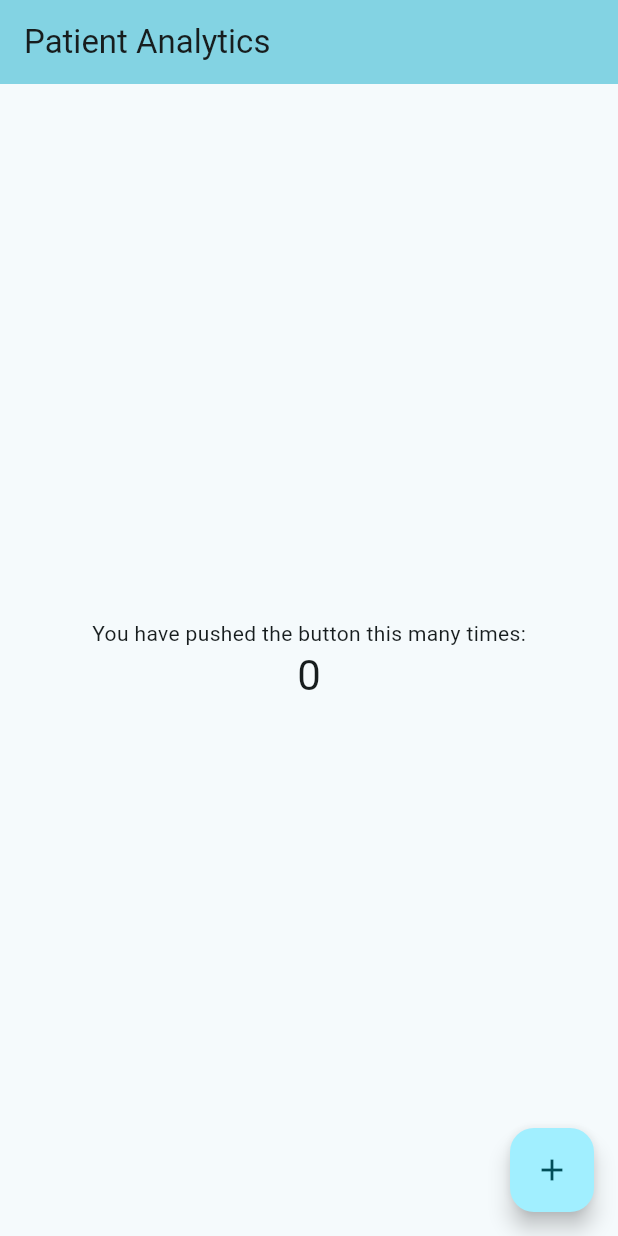
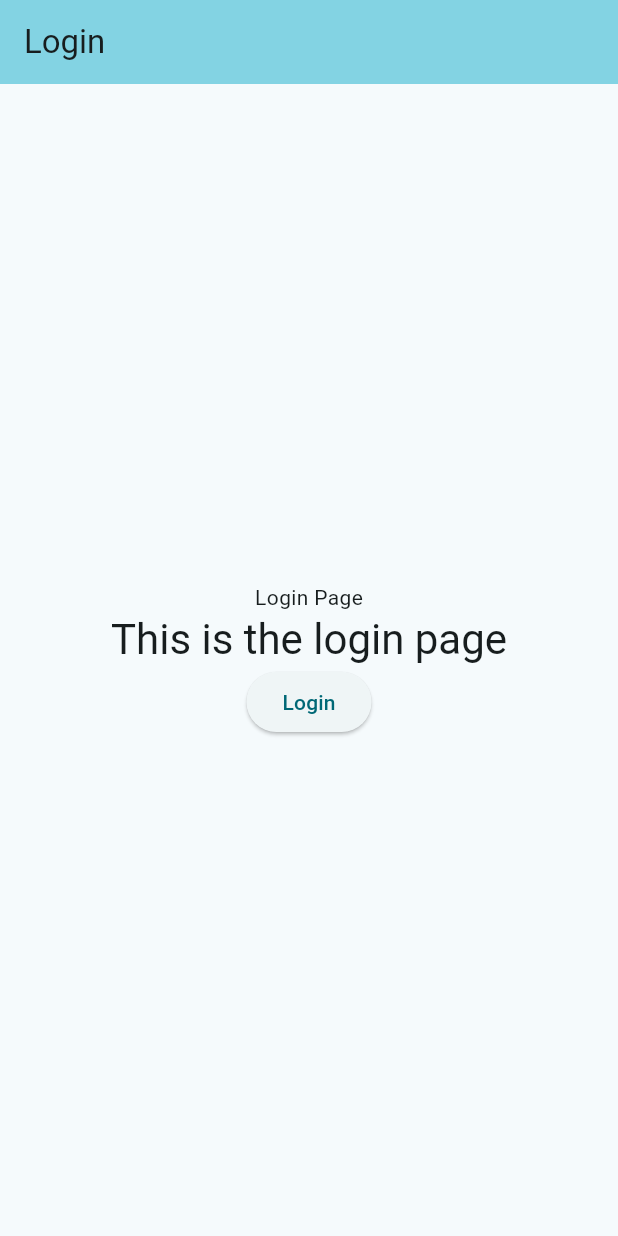
Before and after one commit to juliusyam/patient-analytics_flutter, a Flutter app: the screen it shows after launch, on a phone screen of 412 x 824 dp. Run offline on Flutter 3.47's test engine with Material 3 defaults, Android fonts, the phone set to English and light mode, and no system bars.

Commit message:
Implementation of UserProvider, and updated Login and Dashboard Page components to enable login and logout

```diff
--- a/lib/main.dart
+++ b/lib/main.dart
@@ -1,7 +1,16 @@
 import 'package:flutter/material.dart';
+import 'package:patient_analytics_flutter/providers/user_provider.dart';
+import 'package:patient_analytics_flutter/views/dashboard.dart';
+import 'package:patient_analytics_flutter/views/login.dart';
+import 'package:provider/provider.dart';
 
 void main() {
-  runApp(const MyApp());
+  runApp(
+    ChangeNotifierProvider(
+      create: (context) => UserProvider(),
+      child: const MyApp(),
+    ),
+  );
 }
 
 class MyApp extends StatelessWidget {
@@ -9,60 +18,28 @@
 
   @override
   Widget build(BuildContext context) {
+    return Consumer<UserProvider>(
+      builder: (context, user, _) {
+        if (user.token != null) {
           return MaterialApp(
             title: 'Flutter Demo',
             theme: ThemeData(
               colorScheme: ColorScheme.fromSeed(seedColor: Colors.cyan),
               useMaterial3: true,
             ),
-      home: const MyHomePage(title: 'Patient Analytics'),
+            home: const DashboardPage(),
+          );
+        } else {
+          return MaterialApp(
+            title: 'Flutter Demo',
+            theme: ThemeData(
+              colorScheme: ColorScheme.fromSeed(seedColor: Colors.cyan),
+              useMaterial3: true,
+            ),
+            home: const LoginPage(),
+          );
+        }
+      },
     );
   }
 }
-
-class MyHomePage extends StatefulWidget {
-  const MyHomePage({super.key, required this.title});
-  final String title;
-
-  @override
-  State<MyHomePage> createState() => _MyHomePageState();
-}
-
-class _MyHomePageState extends State<MyHomePage> {
-  int _counter = 0;
-
-  void _incrementCounter() {
-    setState(() {
-      _counter++;
-    });
-  }
-
-  @override
-  Widget build(BuildContext context) {
-    return Scaffold(
-      appBar: AppBar(
-        backgroundColor: Theme.of(context).colorScheme.inversePrimary,
-        title: Text(widget.title),
-      ),
-      body: Center(
-        child: Column(
-          mainAxisAlignment: MainAxisAlignment.center,
-          children: <Widget>[
-            const Text(
-              'You have pushed the button this many times:',
-            ),
-            Text(
-              '$_counter',
-              style: Theme.of(context).textTheme.headlineMedium,
-            ),
-          ],
-        ),
-      ),
-      floatingActionButton: FloatingActionButton(
-        onPressed: _incrementCounter,
-        tooltip: 'Increment',
-        child: const Icon(Icons.add),
-      ),
-    );
-  }
-}
--- /dev/null
+++ b/lib/providers/user_provider.dart
@@ -0,0 +1,17 @@
+import 'package:flutter/cupertino.dart';
+
+class UserProvider extends ChangeNotifier {
+  String? _token;
+
+  String? get token => _token;
+
+  void updateUser(String token) {
+    _token = token;
+    notifyListeners();
+  }
+
+  void removeUser() {
+    _token = null;
+    notifyListeners();
+  }
+}
--- /dev/null
+++ b/lib/views/login.dart
@@ -0,0 +1,35 @@
+import 'package:flutter/material.dart';
+import 'package:patient_analytics_flutter/providers/user_provider.dart';
+import 'package:provider/provider.dart';
+
+class LoginPage extends StatelessWidget {
+  const LoginPage({super.key});
+
+  @override
+  Widget build(BuildContext context) {
+    return Consumer<UserProvider>(
+        builder: (context, user, _) => Scaffold(
+              appBar: AppBar(
+                backgroundColor: Theme.of(context).colorScheme.inversePrimary,
+                title: const Text('Login'),
+              ),
+              body: Center(
+                child: Column(
+                  mainAxisAlignment: MainAxisAlignment.center,
+                  children: <Widget>[
+                    const Text('Login Page'),
+                    Text(
+                      'This is the login page',
+                      style: Theme.of(context).textTheme.headlineMedium,
+                    ),
+                    ElevatedButton(
+                        onPressed: () {
+                          user.updateUser('Token exists now');
+                        },
+                        child: const Text('Login')),
+                  ],
+                ),
+              ),
+            ));
+  }
+}
```
Also changed, not shown: lib/views/dashboard.dart (added, +54 -0 lines), pubspec.yaml (+4 -3 lines), pubspec.lock. Lines whose indentation alone changed are shown as unchanged.
